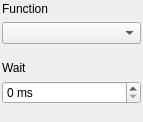
Before: the Qt Designer form modules/dmm/core/dmmform.ui in northriv/KAME, drawn with Qt 5.
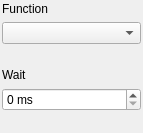
After: the same form once the commit is applied.

What changed in the file:
```diff
--- a/modules/dmm/core/dmmform.ui
+++ b/modules/dmm/core/dmmform.ui
@@ -7,7 +7,7 @@
     <x>0</x>
     <y>0</y>
     <width>143</width>
-    <height>122</height>
+    <height>133</height>
    </rect>
   </property>
   <property name="windowTitle">
```
Left out of the diff: 15 changed lines with no effect on the pictures.
